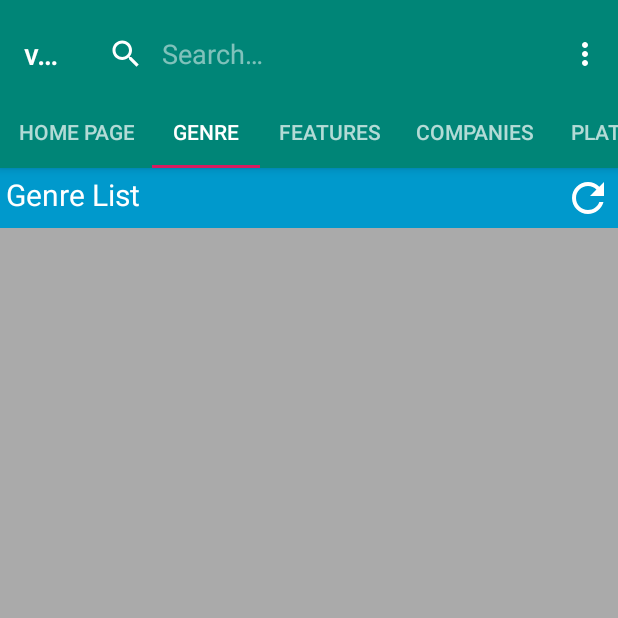
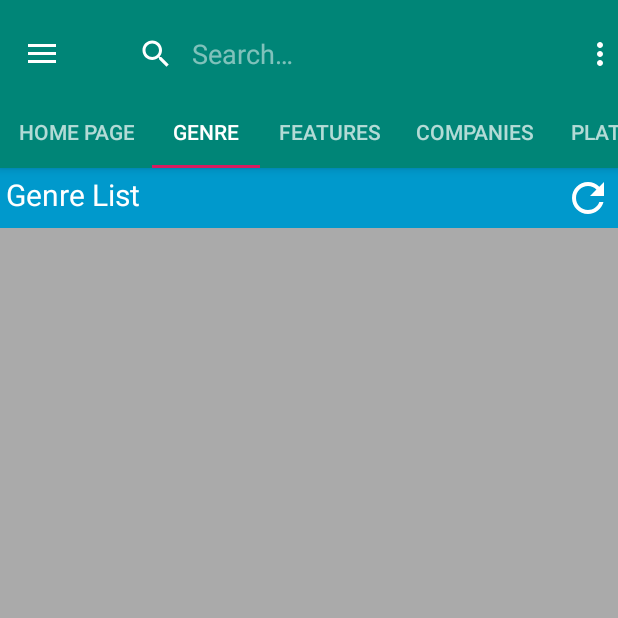
Before and after one commit to teiser204/vgames, an Android app: the screen it shows after launch (MainActivity), tab 2 chosen, on a phone screen of 412 x 824 dp, the top half of it. Run offline under Robolectric (Android 15) with nearby library versions, the phone set to English and light mode, and no system bars; 5 statements that could not run were skipped.

Commit message:
Build navigation drawer

```diff
--- a/android/app/build.gradle
+++ b/android/app/build.gradle
@@ -34,6 +34,8 @@ dependencies {
     testImplementation 'junit:junit:4.12'
     androidTestImplementation 'com.android.support.test:runner:1.0.2'
     androidTestImplementation 'com.android.support.test.espresso:espresso-core:3.0.2'
+
+    // recycler view
     implementation 'com.android.support:recyclerview-v7:28.0.0'
     implementation 'com.android.support:cardview-v7:28.0.0'
 }
--- a/android/app/src/main/java/gr/artibet/vgames/MainActivity.java
+++ b/android/app/src/main/java/gr/artibet/vgames/MainActivity.java
@@ -3,7 +3,12 @@ package gr.artibet.vgames;
 import android.app.SearchManager;
 import android.content.ComponentName;
 import android.content.Context;
+import android.support.annotation.NonNull;
+import android.support.design.widget.NavigationView;
 import android.support.design.widget.TabLayout;
+import android.support.v4.view.GravityCompat;
+import android.support.v4.widget.DrawerLayout;
+import android.support.v7.app.ActionBarDrawerToggle;
 import android.support.v7.app.AppCompatActivity;
 import android.support.v7.widget.SearchView;
 import android.support.v7.widget.Toolbar;
@@ -23,7 +28,11 @@ import android.widget.TextView;
 import android.widget.Toast;
 
 
-public class MainActivity extends AppCompatActivity {
+public class MainActivity extends AppCompatActivity implements NavigationView.OnNavigationItemSelectedListener {
+
+    // class members
+    private DrawerLayout mDrawer;
+
 
     /**
      * The {@link android.support.v4.view.PagerAdapter} that will provide
@@ -43,10 +52,19 @@ public class MainActivity extends AppCompatActivity {
     @Override
     protected void onCreate(Bundle savedInstanceState) {
         super.onCreate(savedInstanceState);
-        setContentView(R.layout.activity_main);
+        setContentView(R.layout.drawer_main);
 
         Toolbar toolbar = (Toolbar) findViewById(R.id.action_bar);
         setSupportActionBar(toolbar);
+
+        // Prepare navigation drawer
+        mDrawer = findViewById(R.id.drawer_layout);
+        ActionBarDrawerToggle toggle = new ActionBarDrawerToggle(this, mDrawer, toolbar,
+                R.string.navigation_drawer_open, R.string.navigation_drawer_close);
+        mDrawer.addDrawerListener(toggle);
+        toggle.syncState();
+        NavigationView navigationView = findViewById(R.id.drawer_view);
+        navigationView.setNavigationItemSelectedListener(this);
 
         // Create the adapter that will return a fragment for each of the three
         // primary sections of the activity.
@@ -105,6 +123,19 @@ public class MainActivity extends AppCompatActivity {
         return super.onOptionsItemSelected(item);
     }
 
+    // Drawer click event listener
+    @Override
+    public boolean onNavigationItemSelected(@NonNull MenuItem menuItem) {
+        switch (menuItem.getItemId()) {
+            case R.id.nav_exit:
+                navExit();
+                break;
+        }
+
+        mDrawer.closeDrawer(GravityCompat.START);
+        return true;
+    }
+
 
     /**
      * A {@link FragmentPagerAdapter} that returns a fragment corresponding to
@@ -119,7 +150,7 @@ public class MainActivity extends AppCompatActivity {
         @Override
         public Fragment getItem(int position) {
             Fragment fragment = null;
-            switch(position) {
+            switch (position) {
                 case 0: // Home fragment
                     fragment = FragmentHome.newInstance("Param1", "Param2");
                     break;
@@ -151,7 +182,6 @@ public class MainActivity extends AppCompatActivity {
 
         @Override
         public int getCount() {
-            // Show 3 total pages.
             return 6;
         }
     }
@@ -170,4 +200,19 @@ public class MainActivity extends AppCompatActivity {
         toast.setView(layout);
         toast.show();
     }
+
+    @Override
+    public void onBackPressed() {
+        if (mDrawer.isDrawerOpen(GravityCompat.START)) {
+            mDrawer.closeDrawer(GravityCompat.START);
+        } else {
+            super.onBackPressed();
+        }
+
+    }
+
+    // drawer exit menu
+    private void navExit() {
+        finish();
+    }
 }
--- a/android/app/src/main/java/gr/artibet/vgames/ResultsActivity.java
+++ b/android/app/src/main/java/gr/artibet/vgames/ResultsActivity.java
@@ -98,7 +98,7 @@ public class ResultsActivity extends AppCompatActivity {
                     // Set fragment
                     FragmentManager fm = getSupportFragmentManager();
                     FragmentTransaction ft = fm.beginTransaction();
-                    ft.add(R.id.fragment_container, fragment, null);
+                    ft.replace(R.id.fragment_container, fragment, null);
                     ft.commit();
 
                 }
--- a/android/app/src/main/java/gr/artibet/vgames/ResultsFragment.java
+++ b/android/app/src/main/java/gr/artibet/vgames/ResultsFragment.java
@@ -9,7 +9,6 @@ import android.view.LayoutInflater;
 import android.view.View;
 import android.view.ViewGroup;
 
-import java.util.ArrayList;
 import java.util.List;
 
 import gr.artibet.vgames.adapters.GameAdapter;
--- /dev/null
+++ b/android/app/src/main/res/drawable/ic_exit.xml
@@ -0,0 +1,9 @@
+<vector xmlns:android="http://schemas.android.com/apk/res/android"
+        android:width="24dp"
+        android:height="24dp"
+        android:viewportWidth="24.0"
+        android:viewportHeight="24.0">
+    <path
+        android:fillColor="#FF000000"
+        android:pathData="M10.09,15.59L11.5,17l5,-5 -5,-5 -1.41,1.41L12.67,11H3v2h9.67l-2.58,2.59zM19,3H5c-1.11,0 -2,0.9 -2,2v4h2V5h14v14H5v-4H3v4c0,1.1 0.89,2 2,2h14c1.1,0 2,-0.9 2,-2V5c0,-1.1 -0.9,-2 -2,-2z"/>
+</vector>
--- /dev/null
+++ b/android/app/src/main/res/layout/drawer_main.xml
@@ -0,0 +1,25 @@
+<?xml version="1.0" encoding="utf-8"?>
+<android.support.v4.widget.DrawerLayout xmlns:android="http://schemas.android.com/apk/res/android"
+    xmlns:tools="http://schemas.android.com/tools"
+    xmlns:app="http://schemas.android.com/apk/res-auto"
+    android:id="@+id/drawer_layout"
+    android:layout_width="match_parent"
+    android:layout_height="match_parent"
+    android:fitsSystemWindows="true"
+    tools:context=".MainActivity"
+    tools:openDrawer="start">
+
+    <include layout="@layout/activity_main" />
+
+    <android.support.design.widget.NavigationView
+        android:id="@+id/drawer_view"
+        android:layout_width="wrap_content"
+        android:layout_height="match_parent"
+        android:layout_gravity="start"
+        app:headerLayout="@layout/drawer_header"
+        app:menu="@menu/drawer_menu">
+
+
+    </android.support.design.widget.NavigationView>
+
+</android.support.v4.widget.DrawerLayout>
--- /dev/null
+++ b/android/app/src/main/res/menu/drawer_menu.xml
@@ -0,0 +1,10 @@
+<?xml version="1.0" encoding="utf-8"?>
+<menu xmlns:android="http://schemas.android.com/apk/res/android"
+    xmlns:tools="http://schemas.android.com/tools"
+    tools:showIn="navigation_view">
+
+    <item
+        android:id="@+id/nav_exit"
+        android:icon="@drawable/ic_exit"
+        android:title="@string/exit" />
+</menu>
--- /dev/null
+++ b/android/app/src/main/res/values-v21/styles.xml
@@ -0,0 +1,10 @@
+<?xml version="1.0" encoding="utf-8"?>
+<resources>
+
+    <style name="AppTheme.NoActionBar">
+        <item name="windowActionBar">false</item>
+        <item name="windowNoTitle">true</item>
+        <item name="android:statusBarColor">@android:color/transparent</item>
+    </style>
+
+</resources>
--- a/android/app/src/main/res/values/strings.xml
+++ b/android/app/src/main/res/values/strings.xml
@@ -33,4 +33,11 @@
     <string name="platform_title">Platform</string>
     <string name="language_title">Language</string>
     <string name="games_fetch_error">Error fetching game list</string>
+    <string name="exit">Exit</string>
+    <string name="sotiris">Sotiris Tsakiridis</string>
+    <string name="sakis">Sakis Taousanis</string>
+
+    <string name="navigation_drawer_open" translatable="false">Open navigation drawer</string>
+    <string name="navigation_drawer_close" translatable="false">Close navigation drawer</string>
+
 </resources>
```
Also changed, not shown: android/app/src/main/res/layout/drawer_header.xml (added, +70 -0 lines), 1 other file.
